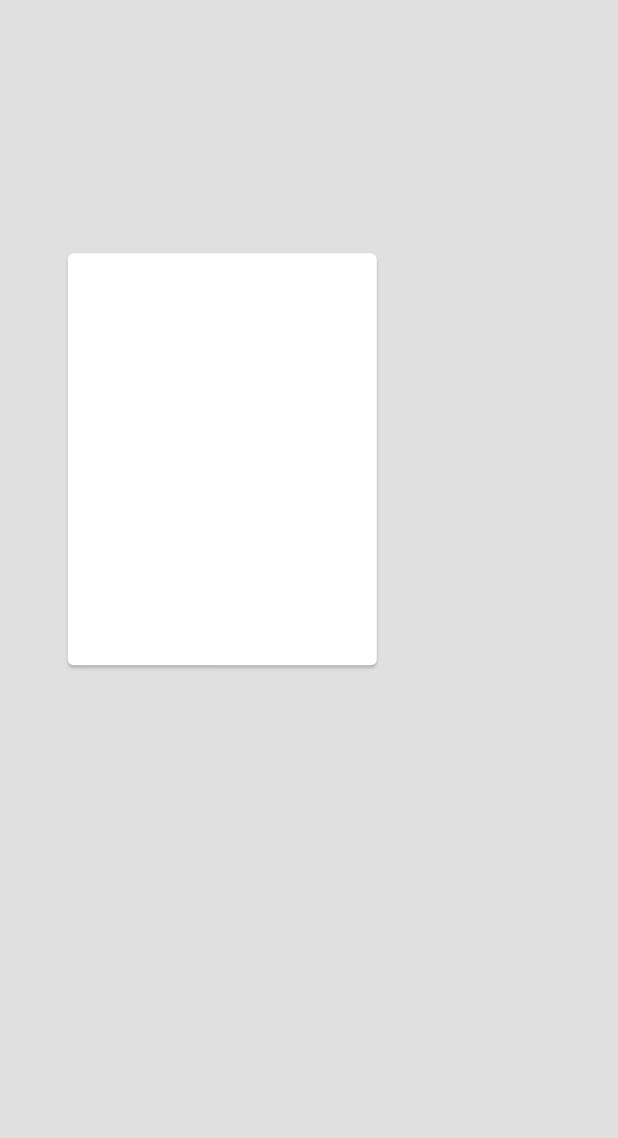
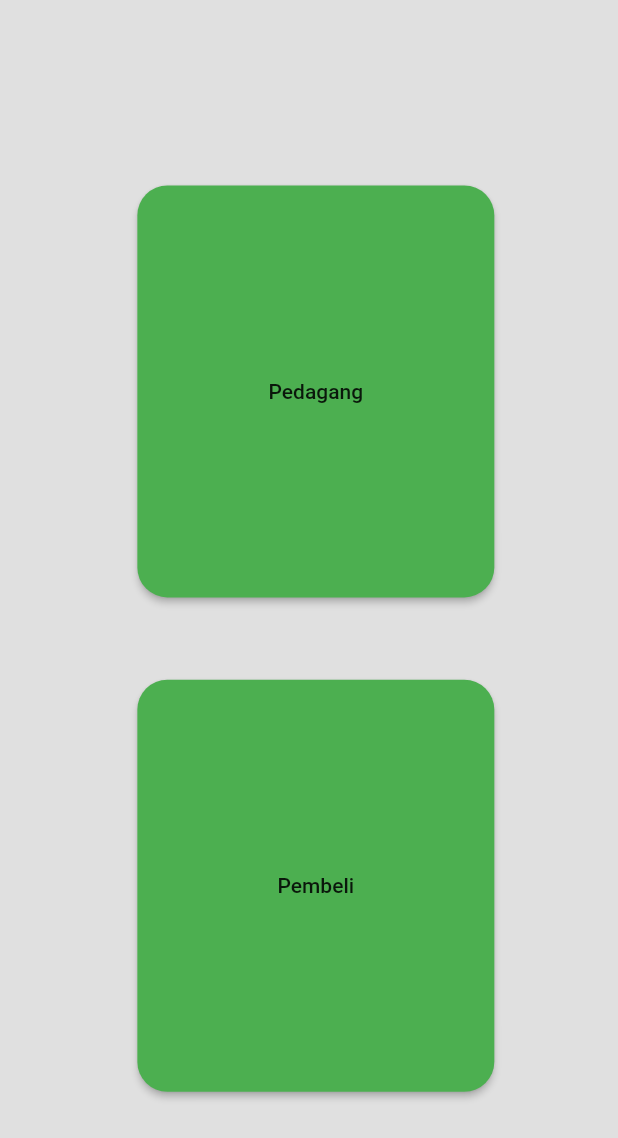
Before and after one commit to Drzaln/BAKUL, a Flutter app: the PilihPage screen opened directly, on a phone screen of 412 x 824 dp. Shown: the top 1138 px of the screen. Run offline on Flutter 3.47's test engine with Material 2 defaults, Android fonts, the light colour scheme and no system bars; our stand-ins replace cached_network_image, feather_icons_flutter, google_maps_flutter, location.

Commit message:
update PilihPage

```diff
--- a/lib/main.dart
+++ b/lib/main.dart
@@ -1,6 +1,6 @@
 import 'package:flutter/material.dart';
 import 'package:tour/page/MyHomePage.dart';
-//import 'package:tour/page/PilihPage.dart';
+import 'package:tour/page/PilihPage.dart';
 import 'package:tour/page/ProfilePage.dart';
 import 'package:flutter/cupertino.dart';
 
@@ -14,7 +14,7 @@ class MyApp extends StatelessWidget {
       theme: ThemeData(
         primarySwatch: Colors.blue,
       ),
-      home: MyHomePage(),
+      home: PilihPage(),
       routes: <String, WidgetBuilder>{
         '/HomePage': (BuildContext context) => MyHomePage(),
         '/ProfilePage': (BuildContext context) => ProfilePage(),
--- a/lib/page/PilihPage.dart
+++ b/lib/page/PilihPage.dart
@@ -1,6 +1,7 @@
 import 'package:flutter/material.dart';
 
 class PilihPage extends StatelessWidget {
+  var round = 20.0;
   @override
   Widget build(BuildContext context) {
     double tinggi = MediaQuery.of(context).size.height;
@@ -14,12 +15,44 @@ class PilihPage extends StatelessWidget {
           overflow: Overflow.visible,
           children: <Widget>[
             Positioned(
-              top: tinggi * 0.2,
-              left: lebar * 0.1,
-              child: Card(
+              top: tinggi * 0.15,
+              left: lebar / 4.5,
+              child: MaterialButton(
+                onPressed: () {
+                  print('tes');
+                },
+                color: Colors.green,
+                shape: RoundedRectangleBorder(
+                  borderRadius: BorderRadius.all(
+                    Radius.circular(round),
+                  ),
+                ),
                 child: Container(
                   width: lebar / 2,
                   height: tinggi / 3,
+                  child: Center(child: Text('Pedagang')),
+                ),
+              ),
+            ),
+            Positioned(
+              top: tinggi * 0.55,
+              left: lebar / 4.5,
+              child: MaterialButton(
+                onPressed: () {
+                  print('tes2');
+                },
+                color: Colors.green,
+                shape: RoundedRectangleBorder(
+                  borderRadius: BorderRadius.all(
+                    Radius.circular(round),
+                  ),
+                ),
+                child: Container(
+                  width: lebar / 2,
+                  height: tinggi / 3,
+                  child: Center(
+                    child: Text('Pembeli'),
+                  ),
                 ),
               ),
             ),
```
Also changed, not shown: 2 other files.
